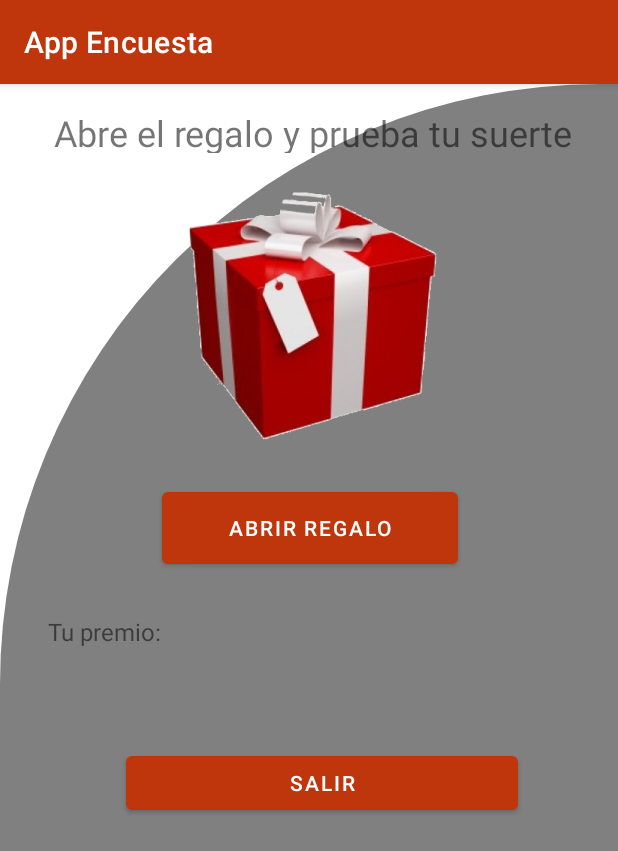
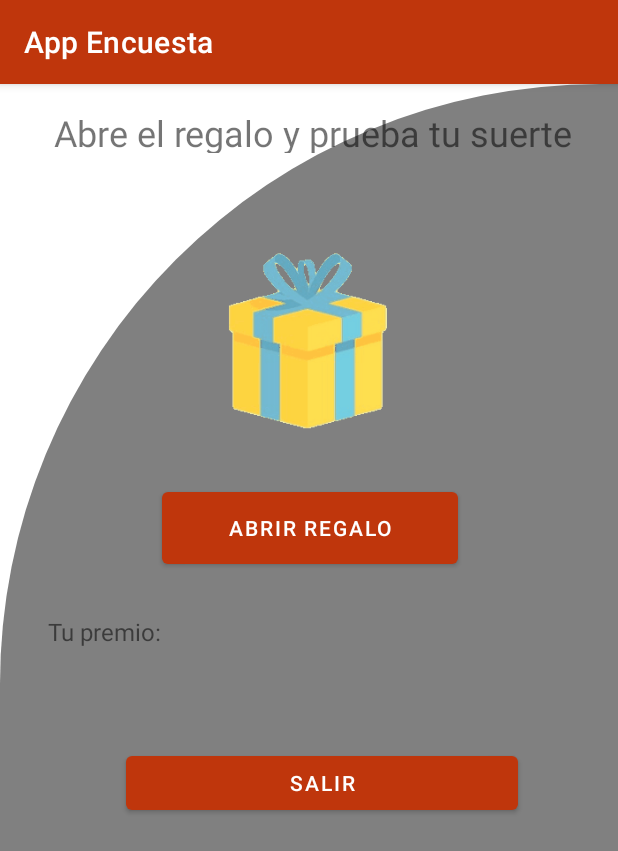
Before and after one commit to U201519670/AppEncuesta, an Android app: the RegaloUser screen opened directly, with no data from a screen before it, on a phone screen of 412 x 824 dp. Shown: the top 851 px of the screen. Run offline under Robolectric (Android 15) with nearby library versions, the phone set to English and light mode, and no system bars.

Commit message:
marko_servicio_calificacion

```diff
--- a/app/build.gradle
+++ b/app/build.gradle
@@ -53,5 +53,6 @@ dependencies {
     androidTestImplementation 'androidx.test.ext:junit:1.1.3'
     androidTestImplementation 'androidx.test.espresso:espresso-core:3.4.0'
     implementation 'androidx.cardview:cardview:1.0.0'
+    implementation 'pl.droidsonroids.gif:android-gif-drawable:1.2.19'
 
 }
--- a/app/src/main/java/com/example/myproject1/DAOCalificacion.kt
+++ b/app/src/main/java/com/example/myproject1/DAOCalificacion.kt
@@ -3,6 +3,8 @@ package com.example.myproject1
 import android.content.ContentValues
 import android.content.Context
 import android.database.Cursor
+import android.icu.number.IntegerWidth
+import android.widget.RatingBar
 
 class DAOCalificacion (myContext: Context) {
     private var dbHelper: DbHelper = DbHelper(myContext)
--- a/app/src/main/java/com/example/myproject1/RegaloUser.kt
+++ b/app/src/main/java/com/example/myproject1/RegaloUser.kt
@@ -4,15 +4,20 @@ import android.content.Intent
 import androidx.appcompat.app.AppCompatActivity
 import android.os.Bundle
 import android.util.Log
+import android.view.View
 import kotlinx.android.synthetic.main.activity_regalo_user.*
+import kotlinx.android.synthetic.main.nav_header_main.*
 import java.util.*
 
 
 
-class RegaloUser : AppCompatActivity() {
+class RegaloUser : AppCompatActivity(), View.OnClickListener {
     override fun onCreate(savedInstanceState: Bundle?) {
         super.onCreate(savedInstanceState)
         setContentView(R.layout.activity_regalo_user)
+        val imagen = findViewById<pl.droidsonroids.gif.GifImageView>(R.id.imageView7)
+        imagen.setImageResource(R.drawable.regalocerrado)
+
 
         var numero= (1..60).random()
         Log.i("-->", numero.toString())
@@ -33,10 +38,17 @@ class RegaloUser : AppCompatActivity() {
 
         btn_abrir.setOnClickListener {
             mostrarpremio.text=premio
+            imagen.setImageResource(R.drawable.regaloabierto)
         }
 
         btnsalir.setOnClickListener {
             startActivity(Intent(this, GoodbyeActivity::class.java))
+
+
         }
     }
+
+    override fun onClick(v: View?) {
+        TODO("Not yet implemented")
+    }
 }
--- a/app/src/main/res/layout/activity_calificacion_user.xml
+++ b/app/src/main/res/layout/activity_calificacion_user.xml
@@ -37,9 +37,8 @@
         android:id="@+id/textrating"
         android:layout_width="wrap_content"
         android:layout_height="wrap_content"
-        android:layout_marginStart="178dp"
-        android:layout_marginTop="68dp"
-        android:text="Rating:0"
+        android:layout_marginStart="196dp"
+        android:layout_marginTop="64dp"
         app:layout_constraintStart_toStartOf="parent"
         app:layout_constraintTop_toBottomOf="@+id/ratingBar" />
 
@@ -50,6 +49,7 @@
         android:layout_marginStart="58dp"
         android:layout_marginTop="50dp"
         android:text="CALIFICAR"
+        android:onClick="calificar"
         app:layout_constraintStart_toStartOf="parent"
         app:layout_constraintTop_toBottomOf="@+id/textrating" />
 
--- a/app/src/main/res/layout/activity_regalo_user.xml
+++ b/app/src/main/res/layout/activity_regalo_user.xml
@@ -28,15 +28,14 @@
         app:layout_constraintStart_toStartOf="parent"
         app:layout_constraintTop_toBottomOf="@+id/imageView7" />
 
-    <ImageView
+    <pl.droidsonroids.gif.GifImageView
         android:id="@+id/imageView7"
         android:layout_width="330dp"
         android:layout_height="212dp"
         android:layout_marginStart="40dp"
         android:layout_marginTop="8dp"
         app:layout_constraintStart_toStartOf="parent"
-        app:layout_constraintTop_toBottomOf="@+id/textView3"
-        app:srcCompat="@drawable/obtenregalo" />
+        app:layout_constraintTop_toBottomOf="@+id/textView3" />
 
     <TextView
         android:id="@+id/textView5"
```
Also changed, not shown: app/src/main/java/com/example/myproject1/CalificacionUser.kt (+36 -5 lines), app/src/main/res/drawable/regaloabierto.gif (added), app/src/main/res/drawable/regalocerrado.gif (added).
